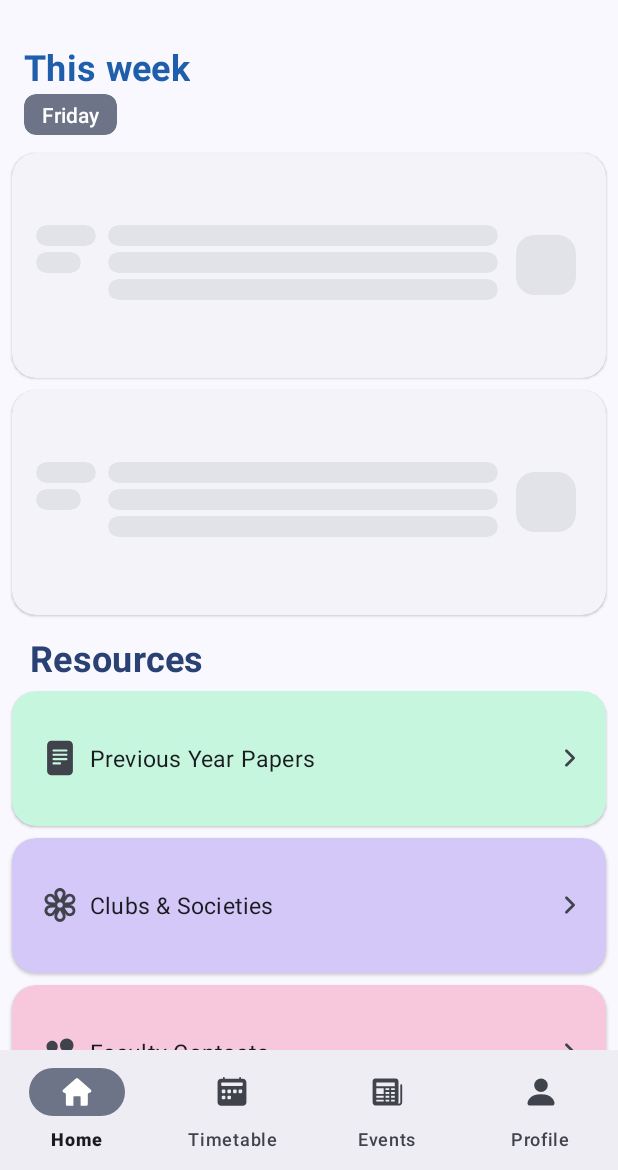
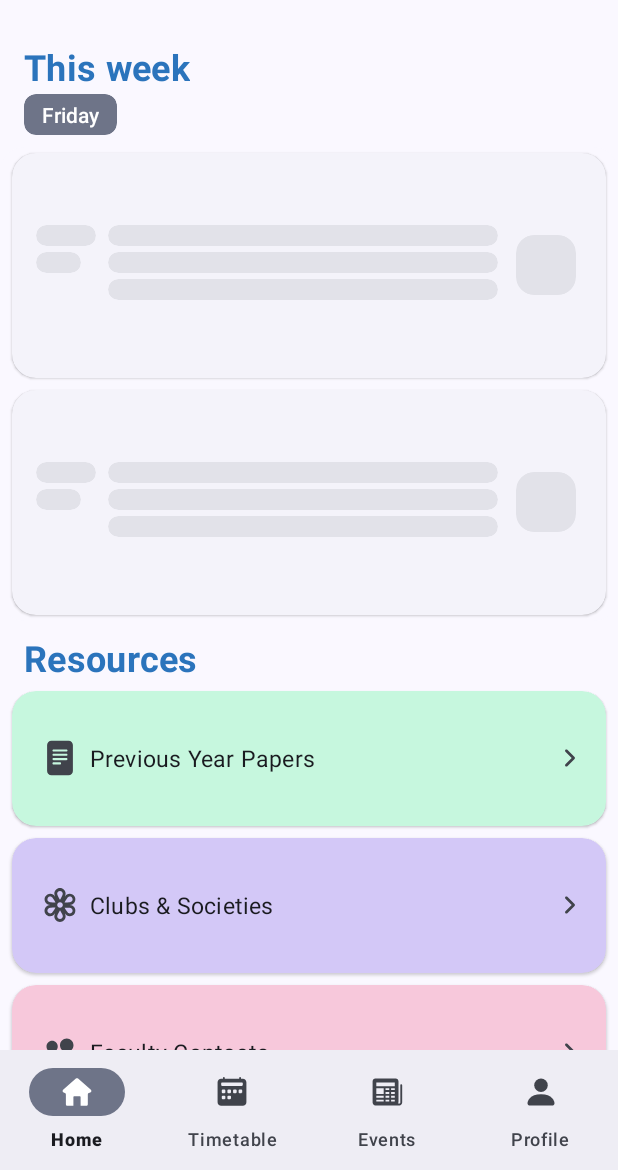
Before and after one commit to abbasabidi85/Colleger-College-Community-App, an Android app: the HomeFragment screen opened directly, with no data from a screen before it, on a phone screen of 412 x 824 dp, the part 66-1236 px from its top. Run offline under Robolectric (Android 15) with nearby library versions, the phone set to English and light mode, and no system bars; our stand-ins replace Firebase (no records; nobody signed in at launch, a user with empty details on screens opened directly), navigation-ui; libraries missing offline, so code that uses them is left out: com.denzcoskun.imageslider, com.google.i18n.phonenumbers; 3 statements that could not run were skipped.

```diff
--- a/app/src/main/java/com/abs/colleger/app/student/home/HomeFragment.java
+++ b/app/src/main/java/com/abs/colleger/app/student/home/HomeFragment.java
@@ -73,7 +73,7 @@ public class HomeFragment extends Fragment {
     TextView currentDayOfWeek;
 
     ImageSlider mainSlider;
-    TextView todayLectures;
+    TextView todayLectures, resources;
     MaterialCardView contactsCardView, lostFoundCardView, clubsCardView, previousQuestionCardView, careerServicesCardView;
 
     @Override
@@ -86,6 +86,7 @@ public class HomeFragment extends Fragment {
 
         lectureShimmer=view.findViewById(R.id.lectureShimmer);
         lecture=view.findViewById(R.id.lecture);
+        resources=view.findViewById(R.id.resources);
         contactsCardView=view.findViewById(R.id.userContactsCardView);
         clubsCardView=view.findViewById(R.id.userClubsCardView);
         lostFoundCardView=view.findViewById(R.id.userLostFoundCardView);
@@ -101,8 +102,8 @@ public class HomeFragment extends Fragment {
        int currentNightMode = getResources().getConfiguration().uiMode & Configuration.UI_MODE_NIGHT_MASK;
         if (currentNightMode == Configuration.UI_MODE_NIGHT_YES) {
             // Dark mode is active, set text color to white
-            todayLectures.setTextColor(Color.parseColor("#C0C1C2"));
-
+            todayLectures.setTextColor(Color.parseColor("#2b74bc"));
+            resources.setTextColor(Color.parseColor("#2b74bc"));
             contactsCardView.setCardBackgroundColor(Color.parseColor("#AD2C6D"));
             clubsCardView.setCardBackgroundColor(Color.parseColor("#4B3BA1"));
             lostFoundCardView.setCardBackgroundColor(Color.parseColor("#8A4AA3"));
@@ -110,7 +111,8 @@ public class HomeFragment extends Fragment {
             careerServicesCardView.setCardBackgroundColor(Color.parseColor("#A67A0F"));
         } else {
             // Light mode is active, set text color to blue
-            todayLectures.setTextColor(Color.parseColor("#1f5eaa"));
+            todayLectures.setTextColor(Color.parseColor("#2b74bc"));
+            resources.setTextColor(Color.parseColor("#2b74bc"));
 
             contactsCardView.setCardBackgroundColor(Color.parseColor("#F7C8DB"));
             clubsCardView.setCardBackgroundColor(Color.parseColor("#D3C8F7"));
--- a/app/src/main/res/drawable/colleger_logo.xml
+++ b/app/src/main/res/drawable/colleger_logo.xml
@@ -1,5 +1,5 @@
 <vector android:height="15.448662dp" android:viewportHeight="248.26"
     android:viewportWidth="257.12" android:width="16dp" xmlns:android="http://schemas.android.com/apk/res/android">
-    <path android:fillColor="#1f5eaa" android:pathData="M214.26,119.28c0,48.04 -39.52,86.84 -87.83,85.67 -45.11,-1.09 -82,-37.62 -83.52,-82.71 -0.84,-24.84 8.89,-47.41 25.04,-63.56 6.07,-6.07 16.26,-0.29 14.01,7.99 -1.1,4.04 -1.68,8.29 -1.68,12.68s0.61,8.84 1.77,12.97c5.67,20.36 24.34,35.3 46.51,35.3s40.84,-14.95 46.51,-35.3c1.16,-4.13 1.77,-8.47 1.77,-12.97s-0.59,-8.64 -1.68,-12.68c-2.25,-8.28 7.95,-14.05 14.02,-7.98 15.5,15.5 25.09,36.92 25.09,60.59Z"/>
+    <path android:fillColor="#2b74bc" android:pathData="M214.26,119.28c0,48.04 -39.52,86.84 -87.83,85.67 -45.11,-1.09 -82,-37.62 -83.52,-82.71 -0.84,-24.84 8.89,-47.41 25.04,-63.56 6.07,-6.07 16.26,-0.29 14.01,7.99 -1.1,4.04 -1.68,8.29 -1.68,12.68s0.61,8.84 1.77,12.97c5.67,20.36 24.34,35.3 46.51,35.3s40.84,-14.95 46.51,-35.3c1.16,-4.13 1.77,-8.47 1.77,-12.97s-0.59,-8.64 -1.68,-12.68c-2.25,-8.28 7.95,-14.05 14.02,-7.98 15.5,15.5 25.09,36.92 25.09,60.59Z"/>
     <path android:fillColor="#34b734" android:pathData="M162.69,77.4c0,3.15 -0.43,6.19 -1.23,9.08 -3.97,14.45 -17.2,25.05 -32.9,25.05s-28.93,-10.61 -32.9,-25.05c-0.8,-2.89 -1.23,-5.94 -1.23,-9.08 0,-18.85 15.29,-34.12 34.13,-34.12 3.06,0 6.02,0.4 8.85,1.16 14.56,3.9 25.28,17.18 25.28,32.96Z"/>
 </vector>
--- a/app/src/main/res/drawable/colleger_logo_login.xml
+++ b/app/src/main/res/drawable/colleger_logo_login.xml
@@ -5,7 +5,7 @@
     android:viewportWidth="257.12"
     xmlns:android="http://schemas.android.com/apk/res/android">
     <path
-        android:fillColor="#1f5eaa"
+        android:fillColor="#2b74bc"
         android:pathData="M214.26,119.28c0,48.04 -39.52,86.84 -87.83,85.67 -45.11,-1.09 -82,-37.62 -83.52,-82.71 -0.84,-24.84 8.89,-47.41 25.04,-63.56 6.07,-6.07 16.26,-0.29 14.01,7.99 -1.1,4.04 -1.68,8.29 -1.68,12.68s0.61,8.84 1.77,12.97c5.67,20.36 24.34,35.3 46.51,35.3s40.84,-14.95 46.51,-35.3c1.16,-4.13 1.77,-8.47 1.77,-12.97s-0.59,-8.64 -1.68,-12.68c-2.25,-8.28 7.95,-14.05 14.02,-7.98 15.5,15.5 25.09,36.92 25.09,60.59Z"/>
     <path
         android:fillColor="#34b734"
--- a/app/src/main/res/layout/fragment_home.xml
+++ b/app/src/main/res/layout/fragment_home.xml
@@ -605,12 +605,13 @@
                 android:layout_width="match_parent"
                 android:layout_height="wrap_content">
                 <TextView
+                    android:id="@+id/resources"
                     android:layout_width="wrap_content"
                     android:layout_height="wrap_content"
                     android:text="Resources"
                     android:textSize="24sp"
                     android:textColor="?attr/colorPrimary"
-                    android:layout_marginHorizontal="20dp"
+                    android:layout_marginHorizontal="16dp"
                     android:layout_marginTop="8dp"
 
                     android:textStyle="bold"
--- a/app/src/main/res/values-night/splash.xml
+++ b/app/src/main/res/values-night/splash.xml
@@ -1,7 +1,6 @@
 <?xml version="1.0" encoding="utf-8"?>
 <resources>
     <style name="AppTheme.MySplash" parent="Theme.SplashScreen">
-        <item name="windowSplashScreenBackground">#000000</item>
         <item name="windowSplashScreenAnimatedIcon">@drawable/colleger_logo</item>
         <item name="postSplashScreenTheme">@style/AppTheme</item>
         <item name="windowSplashScreenAnimationDuration">@integer/material_motion_duration_long_2</item>
```
